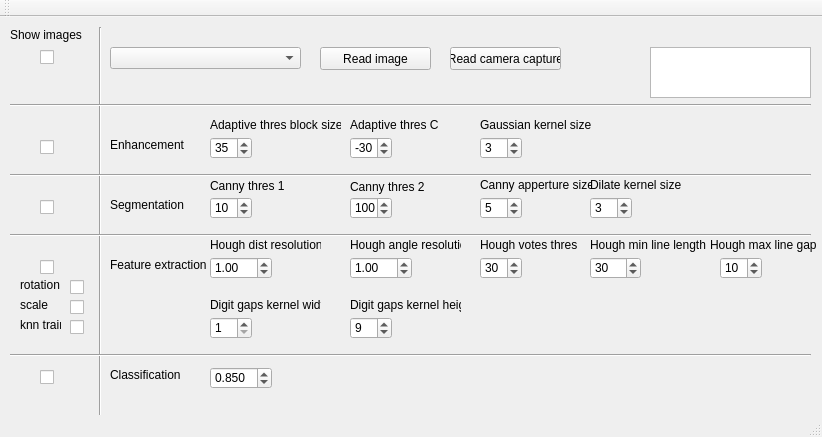
This is mainwindow.ui in AIHGomaa/EVDProject1 as Qt 5 draws it before an edit. The edited form follows.
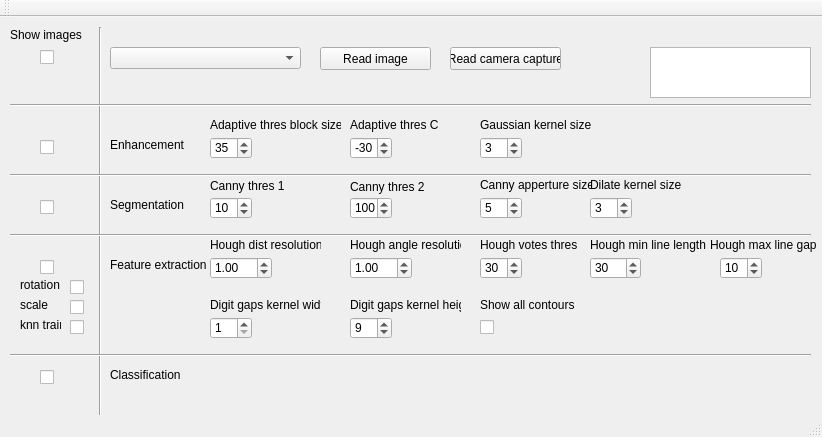
This is the edited form.

```diff
--- a/mainwindow.ui
+++ b/mainwindow.ui
@@ -546,34 +546,6 @@
      <string>Digit gaps kernel height</string>
     </property>
    </widget>
-   <widget class="QDoubleSpinBox" name="spnTemplateMatchThreshold">
-    <property name="geometry">
-     <rect>
-      <x>210</x>
-      <y>350</y>
-      <width>62</width>
-      <height>22</height>
-     </rect>
-    </property>
-    <property name="toolTip">
-     <string>In degrees</string>
-    </property>
-    <property name="decimals">
-     <number>3</number>
-    </property>
-    <property name="minimum">
-     <double>0.010000000000000</double>
-    </property>
-    <property name="maximum">
-     <double>1.000000000000000</double>
-    </property>
-    <property name="singleStep">
-     <double>0.010000000000000</double>
-    </property>
-    <property name="value">
-     <double>0.850000000000000</double>
-    </property>
-   </widget>
    <widget class="QPushButton" name="btnReadCameraImage">
     <property name="geometry">
      <rect>
@@ -862,6 +834,32 @@
      <string>knn train</string>
     </property>
    </widget>
+   <widget class="QCheckBox" name="chkShowAllContours">
+    <property name="geometry">
+     <rect>
+      <x>480</x>
+      <y>300</y>
+      <width>16</width>
+      <height>20</height>
+     </rect>
+    </property>
+    <property name="text">
+     <string/>
+    </property>
+   </widget>
+   <widget class="QLabel" name="label_23">
+    <property name="geometry">
+     <rect>
+      <x>480</x>
+      <y>280</y>
+      <width>111</width>
+      <height>16</height>
+     </rect>
+    </property>
+    <property name="text">
+     <string>Show all contours</string>
+    </property>
+   </widget>
   </widget>
   <widget class="QMenuBar" name="menuBar">
    <property name="geometry">
```
